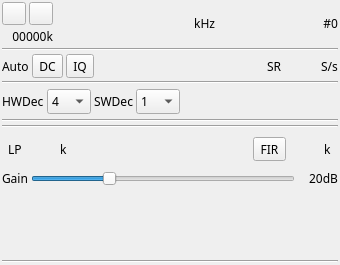
First picture: the form in plugins/samplesource/limesdrinput/limesdrinputgui.ui, repository f4exb/sdrangel, before the edit.
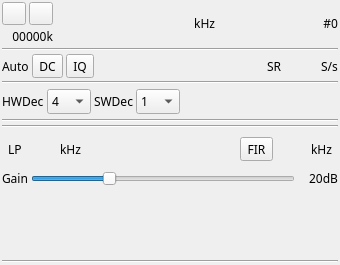
Second picture: the form after the edit. Icons and pictures are not drawn. Custom widgets are drawn as their Qt base class.

Commit message: LimeSDR input: GUI updates

Diff of the .ui file:
```diff
--- a/plugins/samplesource/limesdrinput/limesdrinputgui.ui
+++ b/plugins/samplesource/limesdrinput/limesdrinputgui.ui
@@ -478,7 +478,7 @@
      <item>
       <widget class="QLabel" name="lpfUnits">
        <property name="text">
-        <string>k</string>
+        <string>kHz</string>
        </property>
       </widget>
      </item>
@@ -533,7 +533,7 @@
      <item>
       <widget class="QLabel" name="lpFIRUnits">
        <property name="text">
-        <string>k</string>
+        <string>kHz</string>
        </property>
       </widget>
      </item>
```
The commit also changes 2 other files.
